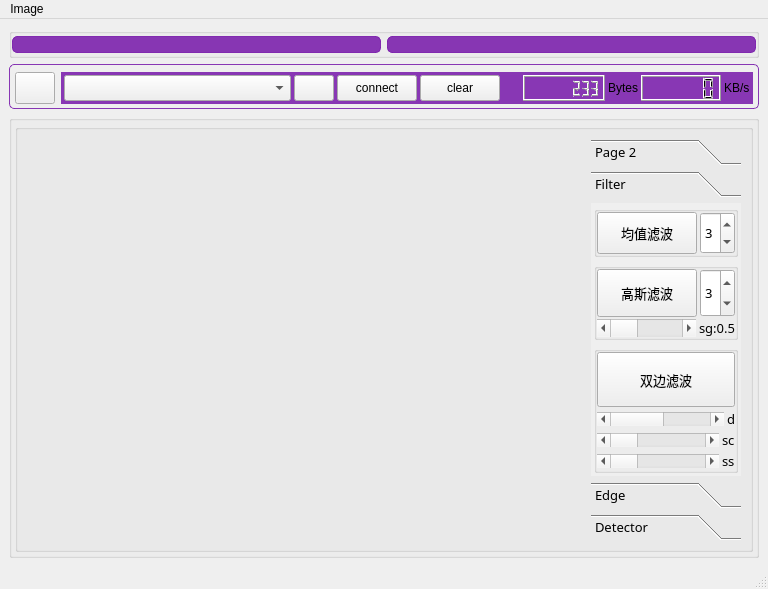
First picture: the form in usb_receiver.ui, repository McuMirror/MultiVision, before the edit.
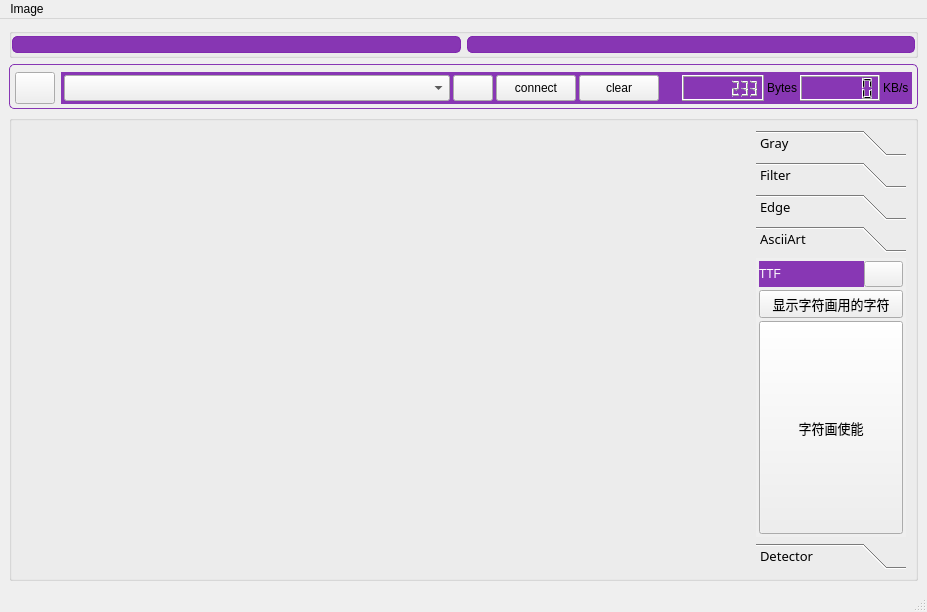
Second picture: the form after the edit. Icons and pictures are not drawn. Custom widgets are drawn as their Qt base class.

```diff
--- a/usb_receiver.ui
+++ b/usb_receiver.ui
@@ -6,8 +6,8 @@
    <rect>
     <x>0</x>
     <y>0</y>
-    <width>768</width>
-    <height>589</height>
+    <width>927</width>
+    <height>612</height>
    </rect>
   </property>
   <property name="acceptDrops">
@@ -430,36 +430,6 @@
      </widget>
     </item>
     <item>
-     <widget class="QGroupBox" name="groupBox_3">
-      <property name="sizePolicy">
-       <sizepolicy hsizetype="Preferred" vsizetype="Preferred">
-        <horstretch>0</horstretch>
-        <verstretch>0</verstretch>
-       </sizepolicy>
-      </property>
-      <property name="autoFillBackground">
-       <bool>true</bool>
-      </property>
-      <property name="title">
-       <string/>
-      </property>
-      <layout class="QGridLayout" name="gridLayout_2">
-       <property name="leftMargin">
-        <number>3</number>
-       </property>
-       <property name="topMargin">
-        <number>3</number>
-       </property>
-       <property name="rightMargin">
-        <number>3</number>
-       </property>
-       <property name="bottomMargin">
-        <number>3</number>
-       </property>
-       <property name="spacing">
-        <number>3</number>
-       </property>
-       <item row="0" column="0">
         <widget class="QGroupBox" name="groupBox_4">
          <property name="title">
           <string/>
@@ -490,9 +460,9 @@
              </font>
             </property>
             <property name="currentIndex">
-             <number>1</number>
-            </property>
-            <widget class="QWidget" name="page_2">
+          <number>3</number>
+         </property>
+         <widget class="QWidget" name="Gray">
              <property name="geometry">
               <rect>
                <x>0</x>
@@ -502,8 +472,66 @@
               </rect>
              </property>
              <attribute name="label">
-              <string>Page 2</string>
-             </attribute>
+           <string>Gray</string>
+          </attribute>
+          <layout class="QGridLayout" name="gridLayout">
+           <item row="0" column="0">
+            <widget class="QPushButton" name="histButton">
+             <property name="text">
+              <string>Hist Check</string>
+             </property>
+             <property name="checkable">
+              <bool>true</bool>
+             </property>
+            </widget>
+           </item>
+           <item row="1" column="0">
+            <widget class="QPushButton" name="grayButton">
+             <property name="text">
+              <string>Gray</string>
+             </property>
+             <property name="checkable">
+              <bool>true</bool>
+             </property>
+            </widget>
+           </item>
+           <item row="2" column="0">
+            <widget class="QPushButton" name="thresholdButton">
+             <property name="sizePolicy">
+              <sizepolicy hsizetype="Expanding" vsizetype="Fixed">
+               <horstretch>0</horstretch>
+               <verstretch>0</verstretch>
+              </sizepolicy>
+             </property>
+             <property name="text">
+              <string>Threshold</string>
+             </property>
+             <property name="checkable">
+              <bool>true</bool>
+             </property>
+            </widget>
+           </item>
+           <item row="3" column="0">
+            <widget class="QScrollBar" name="thresholdScrollBar">
+             <property name="maximum">
+              <number>255</number>
+             </property>
+             <property name="orientation">
+              <enum>Qt::Horizontal</enum>
+             </property>
+            </widget>
+           </item>
+           <item row="4" column="0">
+            <widget class="QScrollBar" name="thresholdScrollBar_2">
+             <property name="maximum">
+              <number>255</number>
+             </property>
+             <property name="orientation">
+              <enum>Qt::Horizontal</enum>
+             </property>
+            </widget>
+           </item>
+          </layout>
             </widget>
             <widget class="QWidget" name="Filter">
              <property name="geometry">
@@ -791,9 +819,15 @@
                        <verstretch>0</verstretch>
                       </sizepolicy>
                      </property>
+                  <property name="minimum">
+                   <number>1</number>
+                  </property>
                      <property name="maximum">
                       <number>9</number>
                      </property>
+                  <property name="value">
+                   <number>1</number>
+                  </property>
                      <property name="orientation">
                       <enum>Qt::Horizontal</enum>
                      </property>
@@ -827,6 +861,15 @@
                        <verstretch>0</verstretch>
                       </sizepolicy>
                      </property>
+                  <property name="minimum">
+                   <number>1</number>
+                  </property>
+                  <property name="maximum">
+                   <number>90</number>
+                  </property>
+                  <property name="value">
+                   <number>1</number>
+                  </property>
                      <property name="orientation">
                       <enum>Qt::Horizontal</enum>
                      </property>
@@ -854,6 +897,15 @@
                        <verstretch>0</verstretch>
                       </sizepolicy>
                      </property>
+                  <property name="minimum">
+                   <number>1</number>
+                  </property>
+                  <property name="maximum">
+                   <number>99</number>
+                  </property>
+                  <property name="value">
+                   <number>1</number>
+                  </property>
                      <property name="orientation">
                       <enum>Qt::Horizontal</enum>
                      </property>
@@ -995,6 +1047,101 @@
               </item>
              </layout>
             </widget>
+         <widget class="QWidget" name="AsciiArt">
+          <property name="geometry">
+           <rect>
+            <x>0</x>
+            <y>0</y>
+            <width>150</width>
+            <height>296</height>
+           </rect>
+          </property>
+          <attribute name="label">
+           <string>AsciiArt</string>
+          </attribute>
+          <layout class="QVBoxLayout" name="verticalLayout_9">
+           <property name="spacing">
+            <number>3</number>
+           </property>
+           <property name="leftMargin">
+            <number>3</number>
+           </property>
+           <property name="topMargin">
+            <number>3</number>
+           </property>
+           <property name="rightMargin">
+            <number>3</number>
+           </property>
+           <property name="bottomMargin">
+            <number>3</number>
+           </property>
+           <item>
+            <layout class="QHBoxLayout" name="horizontalLayout_14">
+             <property name="spacing">
+              <number>0</number>
+             </property>
+             <item>
+              <widget class="QLabel" name="label_2">
+               <property name="sizePolicy">
+                <sizepolicy hsizetype="Expanding" vsizetype="Preferred">
+                 <horstretch>0</horstretch>
+                 <verstretch>0</verstretch>
+                </sizepolicy>
+               </property>
+               <property name="styleSheet">
+                <string notr="true">QLabel  { 
+font: 10pt &quot;JetBrains Mono&quot;; 
+color: white; background-color: rgba(119, 25, 170,220);
+
+border-color: rgba(119, 25, 170,220);
+
+}</string>
+               </property>
+               <property name="text">
+                <string>TTF</string>
+               </property>
+              </widget>
+             </item>
+             <item>
+              <widget class="QPushButton" name="pushButton_2">
+               <property name="sizePolicy">
+                <sizepolicy hsizetype="Fixed" vsizetype="Fixed">
+                 <horstretch>0</horstretch>
+                 <verstretch>0</verstretch>
+                </sizepolicy>
+               </property>
+               <property name="text">
+                <string/>
+               </property>
+              </widget>
+             </item>
+            </layout>
+           </item>
+           <item>
+            <widget class="QPushButton" name="pushButton_3">
+             <property name="text">
+              <string>显示字符画用的字符</string>
+             </property>
+            </widget>
+           </item>
+           <item>
+            <widget class="QPushButton" name="asciiArtButton">
+             <property name="sizePolicy">
+              <sizepolicy hsizetype="Expanding" vsizetype="Expanding">
+               <horstretch>0</horstretch>
+               <verstretch>0</verstretch>
+              </sizepolicy>
+             </property>
+             <property name="text">
+              <string>字符画使能</string>
+             </property>
+             <property name="checkable">
+              <bool>true</bool>
+             </property>
+            </widget>
+           </item>
+          </layout>
+         </widget>
             <widget class="QWidget" name="Detector">
              <property name="geometry">
               <rect>
@@ -1061,15 +1208,12 @@
        </item>
       </layout>
      </widget>
-    </item>
-   </layout>
-  </widget>
   <widget class="QMenuBar" name="menubar">
    <property name="geometry">
     <rect>
      <x>0</x>
      <y>0</y>
-     <width>768</width>
+     <width>927</width>
      <height>21</height>
     </rect>
    </property>
```
Left out of the diff: 7 changed lines with no effect on the pictures. Lines whose indentation alone changed are shown as unchanged.
